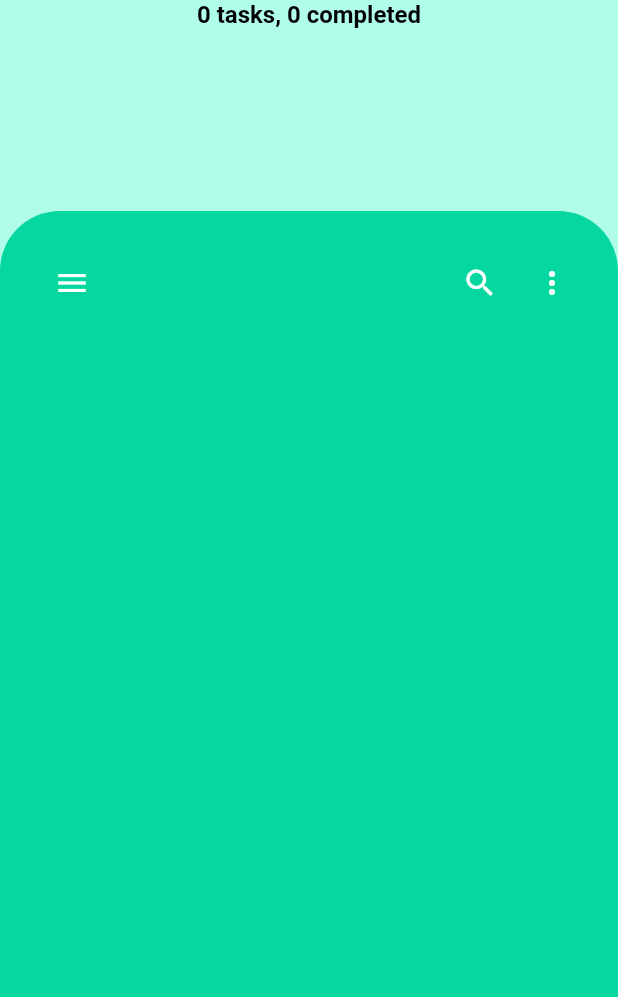
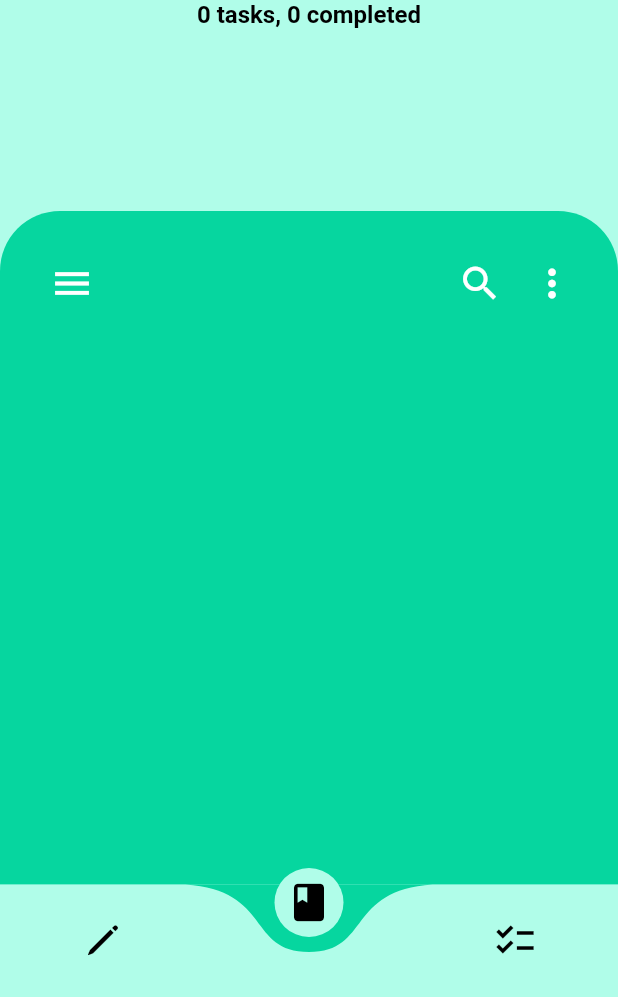
Before and after one commit to jgarzon26/to_do_app, a Flutter app: the screen it shows after launch, on a phone screen of 412 x 824 dp, the part 239-1236 px from its top. Run offline on Flutter 3.47's test engine with Material 2 defaults, Android fonts, the phone set to English and light mode, and no system bars; drawn by our look-alikes of curved_navigation_bar; our stand-ins replace flutter_slidable; Roboto replaces fonts that are missing (PT Sans).

```diff
--- a/lib/constants.dart
+++ b/lib/constants.dart
@@ -7,3 +7,4 @@ const kCheckColor = Color(0xff32db24);
 const kDeleteColor = Color(0xffdb2424);
 
 const defaultPadding = 20.0;
+const defaultIconSize = 30.0;
--- a/lib/screens/task_main/task_main.dart
+++ b/lib/screens/task_main/task_main.dart
@@ -1,3 +1,5 @@
+import 'package:curved_navigation_bar/curved_navigation_bar.dart';
+import 'package:flutter/cupertino.dart';
 import 'package:flutter/material.dart';
 import 'package:flutter/rendering.dart';
 import 'package:provider/provider.dart';
@@ -99,7 +101,10 @@ class _TaskMainState extends State<TaskMain> {
                       slivers: [
                         SliverToBoxAdapter(
                           child: AppBar(
-                            leading: const Icon(Icons.menu),
+                            leading: const Icon(
+                              Icons.menu,
+                              size: defaultIconSize,
+                            ),
                             title: Text(
                               HeaderProvider().hasAlmostCollapse()
                                   ? 'To Do List'
@@ -108,11 +113,17 @@ class _TaskMainState extends State<TaskMain> {
                             actions: [
                               IconButton(
                                 onPressed: () {},
-                                icon: const Icon(Icons.search),
+                                icon: const Icon(
+                                  Icons.search,
+                                  size: defaultIconSize,
+                                ),
                               ),
                               IconButton(
                                 onPressed: () {},
-                                icon: const Icon(Icons.more_vert),
+                                icon: const Icon(
+                                  Icons.more_vert,
+                                  size: defaultIconSize,
+                                ),
                               ),
                             ],
                           ),
@@ -141,6 +152,22 @@ class _TaskMainState extends State<TaskMain> {
             ),
           ),
         ),
+        bottomNavigationBar: IconTheme(
+          data: const IconThemeData(size: defaultIconSize),
+          child: CurvedNavigationBar(
+            index: 1,
+            items: const [
+              Icon(CupertinoIcons.pen),
+              Icon(Icons.book),
+              Icon(Icons.checklist),
+            ],
+            onTap: (index) {
+              //Handle button tap
+            },
+            backgroundColor: kBackgroundColor,
+            color: kBackgroundLightColor,
+          ),
+        ),
       ),
     );
   }
```
